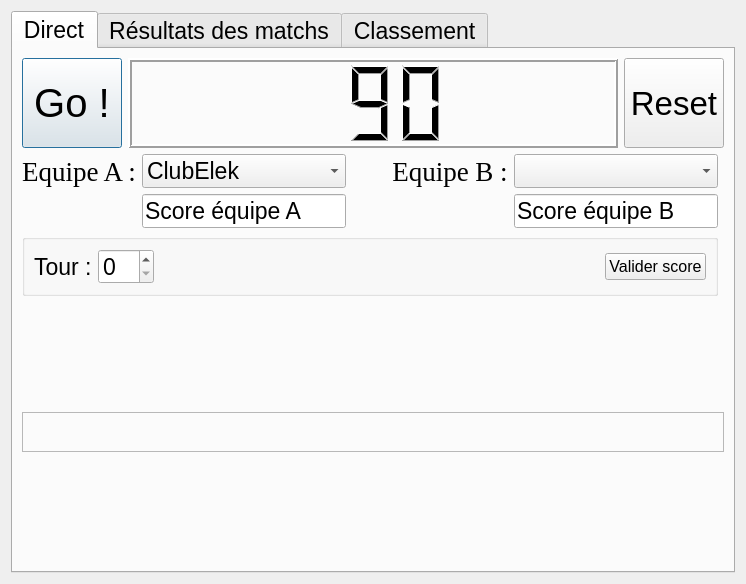
Before: the Qt Designer form trunk/CRA/fenetre.ui in aperrin/python-adventure, drawn with Qt 5.
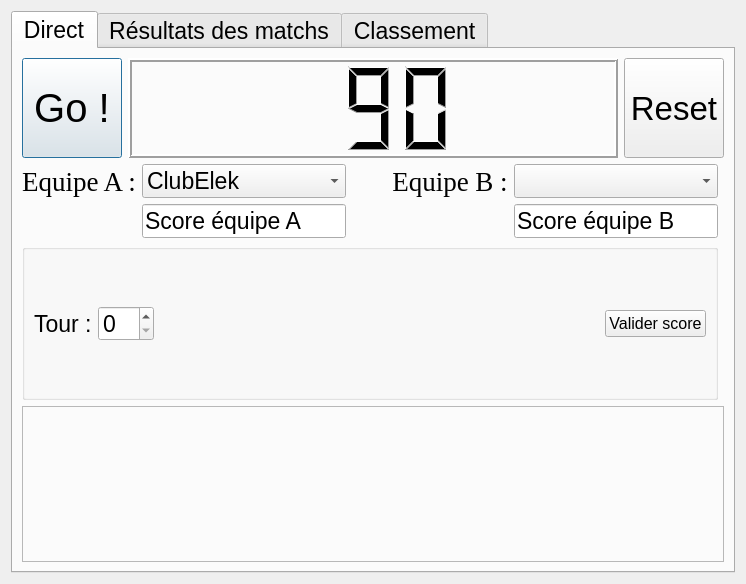
After: the same form once the commit is applied.

Commit message: pyserial marche presque

```diff
--- a/trunk/CRA/fenetre.ui
+++ b/trunk/CRA/fenetre.ui
@@ -32,7 +32,7 @@
        <string>Direct</string>
       </attribute>
       <layout class="QGridLayout" name="gridLayout_3">
-       <item row="7" column="0" colspan="6">
+       <item row="6" column="0" colspan="6">
         <widget class="QFrame" name="frame">
          <property name="frameShape">
           <enum>QFrame::StyledPanel</enum>
@@ -295,32 +295,6 @@
          </property>
         </widget>
        </item>
-       <item row="6" column="0">
-        <spacer name="verticalSpacer">
-         <property name="orientation">
-          <enum>Qt::Vertical</enum>
-         </property>
-         <property name="sizeHint" stdset="0">
-          <size>
-           <width>20</width>
-           <height>40</height>
-          </size>
-         </property>
-        </spacer>
-       </item>
-       <item row="8" column="0">
-        <spacer name="verticalSpacer_3">
-         <property name="orientation">
-          <enum>Qt::Vertical</enum>
-         </property>
-         <property name="sizeHint" stdset="0">
-          <size>
-           <width>20</width>
-           <height>40</height>
-          </size>
-         </property>
-        </spacer>
-       </item>
       </layout>
      </widget>
      <widget class="QWidget" name="tab_2">
```
The commit also changes 1 other file.
